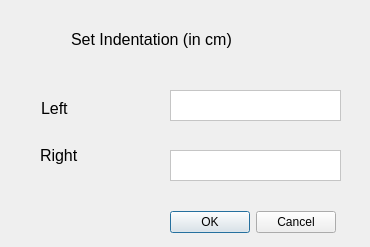
First picture: the form in FrameWorkCode/indentoptions.ui, repository UDAAN-LEAP/leap-pe-tool, before the edit.
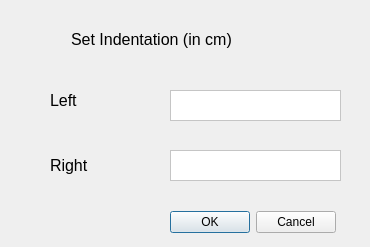
Second picture: the form after the edit.

Commit message: changed ui of indentation options and removed enabling-disabling properties for all

```diff
--- a/FrameWorkCode/indentoptions.ui
+++ b/FrameWorkCode/indentoptions.ui
@@ -32,10 +32,10 @@
   <widget class="QLabel" name="label">
    <property name="geometry">
     <rect>
-     <x>41</x>
-     <y>99</y>
+     <x>50</x>
+     <y>80</y>
      <width>81</width>
-     <height>16</height>
+     <height>41</height>
     </rect>
    </property>
    <property name="styleSheet">
@@ -63,8 +63,8 @@
   <widget class="QLabel" name="label_3">
    <property name="geometry">
     <rect>
-     <x>40</x>
-     <y>140</y>
+     <x>50</x>
+     <y>150</y>
      <width>71</width>
      <height>31</height>
     </rect>
```
The commit also changes 2 other files.
